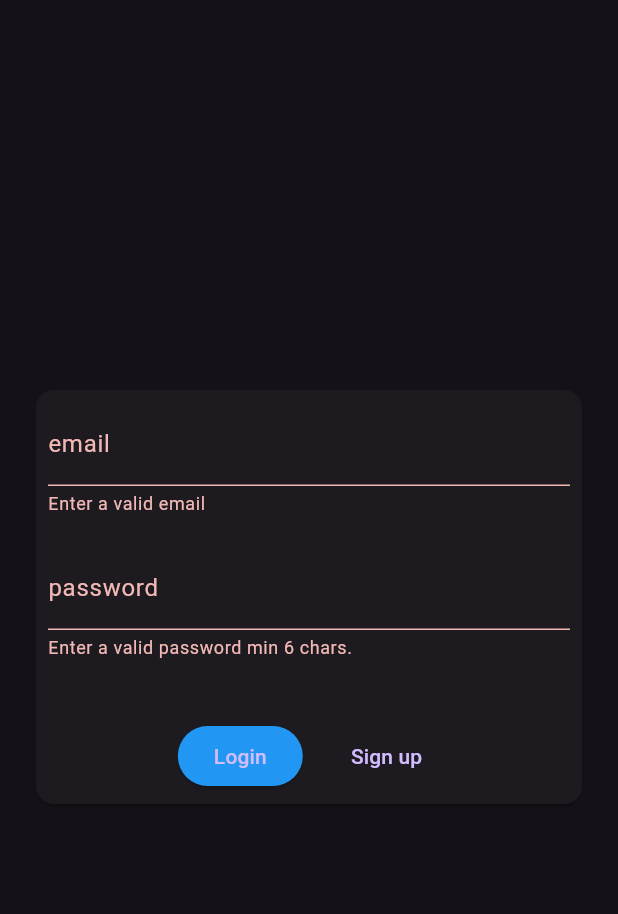
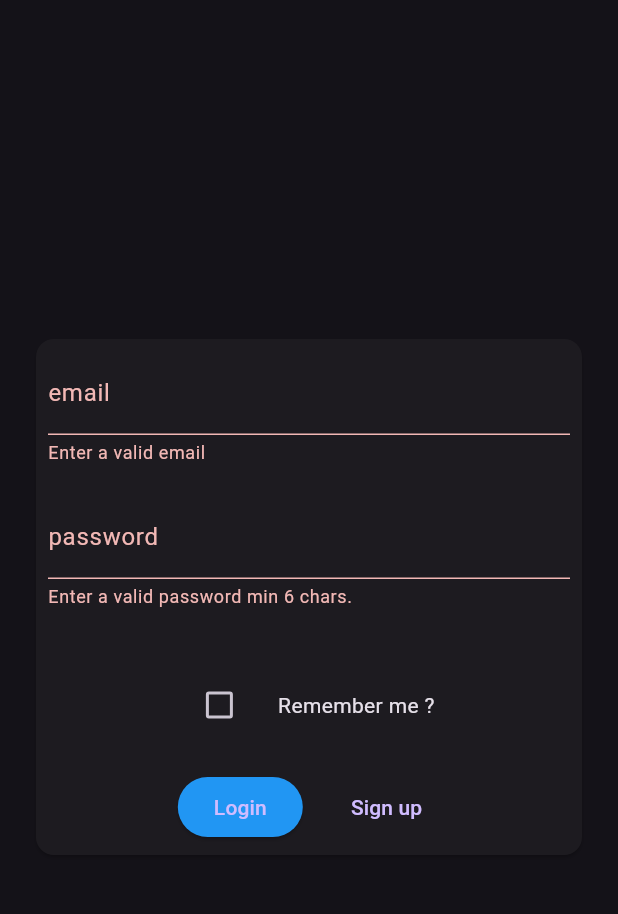
Before and after one commit to Akleodorion/faro, a Flutter app: the screen it shows after launch, after a tap on "Login", on a phone screen of 412 x 824 dp, the part 63-977 px from its top. Run offline on Flutter 3.47's test engine with Material 2 defaults, Android fonts, the phone set to English and light mode, and no system bars; our stand-ins replace email_validator, flutter_riverpod, sqflite; accounts and stored records are empty; statements that could not run were skipped.

Commit message:
Ajoute d'un bouton remember me ?

```diff
--- a/lib/widgets/registration/login_card.dart
+++ b/lib/widgets/registration/login_card.dart
@@ -20,6 +20,7 @@ class LoginCard extends ConsumerStatefulWidget {
 
 class _LoginCardState extends ConsumerState<LoginCard> {
   final _formKey = GlobalKey<FormState>();
+  bool? _isChecked;
   bool _isLogin = true;
   bool _isLoading = false;
   String? _enteredName;
@@ -30,7 +31,18 @@ class _LoginCardState extends ConsumerState<LoginCard> {
   @override
   void initState() {
     super.initState();
-    ref.read(loggedStatusProvider.notifier).loadUserLoginData();
+    _initFormValues();
+  }
+
+  Future<void> _initFormValues() async {
+    final db = await getDatabase();
+    final userLoginData = await db.query('user_login');
+    setState(() {
+      _enteredEmail = userLoginData[0]["email"] as String;
+      _enteredPassword = userLoginData[0]["password"] as String;
+      token = userLoginData[0]["token"] as String;
+      _isChecked = userLoginData[0]["checked"] == 'true';
+    });
   }
 
   void _snackBarMessage(data) {
@@ -153,24 +165,15 @@ class _LoginCardState extends ConsumerState<LoginCard> {
     } else {
       return;
     }
-
     final String? token =
         await _loginRequestion(_enteredEmail!, _enteredPassword!);
 
-    ref
-        .read(loggedStatusProvider.notifier)
-        .appendUserLoginData(_enteredEmail!, _enteredPassword!, token ?? '');
+    ref.read(loggedStatusProvider.notifier).appendUserLoginData(
+        _enteredEmail!, _enteredPassword!, token ?? '', _isChecked.toString());
   }
 
   @override
   Widget build(BuildContext context) {
-    final loggedStatus = ref.watch(loggedStatusProvider);
-    if (loggedStatus.isNotEmpty) {
-      _enteredEmail = loggedStatus["email"];
-      _enteredPassword = loggedStatus["password"];
-      token = loggedStatus["token"];
-    }
-
     return Center(
       child: Padding(
         padding: const EdgeInsets.symmetric(horizontal: 20),
@@ -206,6 +209,28 @@ class _LoginCardState extends ConsumerState<LoginCard> {
                     Row(
                       mainAxisSize: MainAxisSize.min,
                       children: [
+                        Checkbox(
+                          value: _isChecked ?? false,
+                          onChanged: (value) {
+                            // print(value);
+
+                            setState(() {
+                              _isChecked = value;
+                            });
+                          },
+                        ),
+                        const SizedBox(
+                          width: 15,
+                        ),
+                        const Text('Remember me ?'),
+                      ],
+                    ),
+                    const SizedBox(
+                      height: 20,
+                    ),
+                    Row(
+                      mainAxisSize: MainAxisSize.min,
+                      children: [
                         _isLoading
                             ? const CircularProgressIndicator()
                             : ElevatedButton(
@@ -225,7 +250,6 @@ class _LoginCardState extends ConsumerState<LoginCard> {
                               : () {
                                   setState(() {
                                     _isLogin = !_isLogin;
-                                    print(loggedStatus);
                                   });
                                 },
                           child: Text(_isLogin ? 'Sign up' : 'Sign in'),
```
Also changed, not shown: lib/providers/logged_status.dart (+30 -7 lines).
